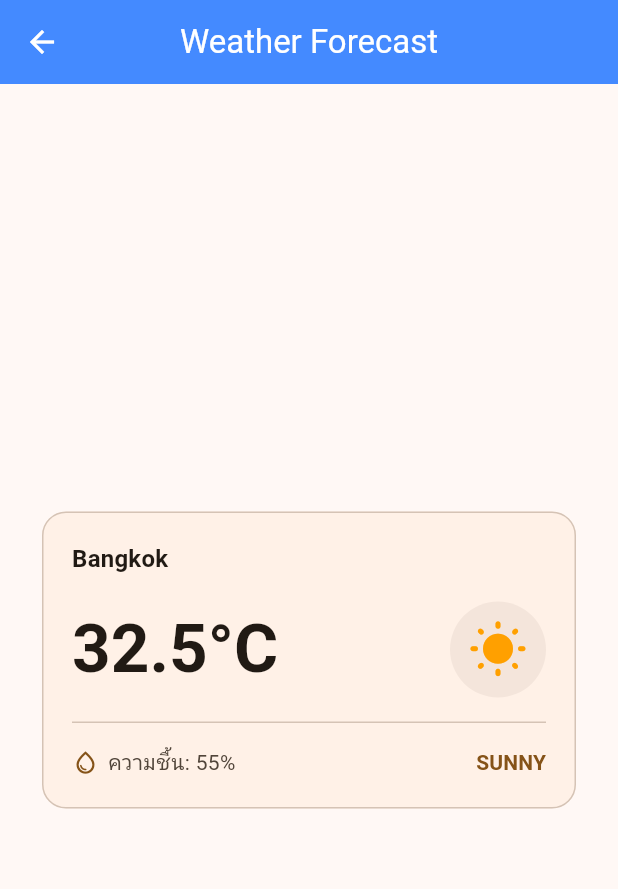
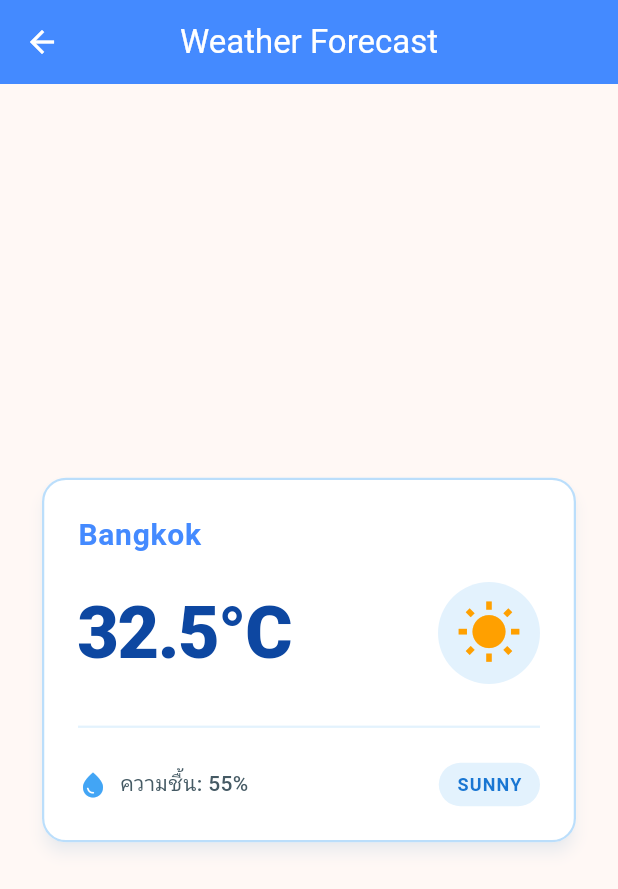
Before and after one commit to PetchAuisui/week01-flutter-intro-67030351, a Flutter app: the WeatherPage screen opened directly, on a phone screen of 412 x 824 dp. Shown: the top 889 px of the screen. Run offline on Flutter 3.47's test engine with Material 3 defaults, Android fonts, the phone set to English and light mode, and no system bars; our stand-ins replace flutter_markdown.

Commit message:
Weather-Detail-prompt

```diff
--- a/lib/pages/weather_page.dart
+++ b/lib/pages/weather_page.dart
@@ -1,16 +1,14 @@
 import 'package:flutter/material.dart';
 
-/// WeatherCard - StatelessWidget แสดงข้อมูลสภาพอากาศด้วย Material 3
 class WeatherCard extends StatelessWidget {
-  // ประกาศตัวแปรรับค่าผ่าน Constructor (Read-Only)
-  final String cityName;
+  final String city;
   final double temperature;
-  final String condition; // 'sunny', 'cloudy', หรือ 'rainy'
-  final double humidity;
+  final String condition;
+  final int humidity;
 
   const WeatherCard({
     super.key,
-    required this.cityName,
+    required this.city,
     required this.temperature,
     required this.condition,
     required this.humidity,
@@ -18,105 +16,111 @@ class WeatherCard extends StatelessWidget {
 
   @override
   Widget build(BuildContext context) {
-    final theme = Theme.of(context);
-    final colorScheme = theme.colorScheme;
-
-    // กำหนดรายละเอียดไอคอนตามประเภทสภาพอากาศ
     IconData weatherIcon;
     Color iconColor;
 
     switch (condition.toLowerCase()) {
       case 'sunny':
-        weatherIcon = Icons.wb_sunny_rounded;
+        weatherIcon = Icons.wb_sunny;
         iconColor = Colors.amber.shade700;
         break;
       case 'cloudy':
-        weatherIcon = Icons.wb_cloudy_rounded;
-        iconColor = Colors.blueGrey.shade500;
+        weatherIcon = Icons.cloud;
+        iconColor = Colors.blueGrey.shade400;
         break;
       case 'rainy':
-        weatherIcon = Icons.umbrella_rounded;
+        weatherIcon = Icons.water_drop;
         iconColor = Colors.blue.shade600;
         break;
       default:
-        weatherIcon = Icons.help_outline_rounded;
-        iconColor = colorScheme.onSurfaceVariant;
+        weatherIcon = Icons.help_outline;
+        iconColor = Colors.grey;
     }
 
     return Card(
-      elevation: 0, // สไตล์ Material 3 นิยมลดการใช้เงาหนาและใช้ขอบแทน
+      elevation: 4,
+      shadowColor: Colors.blue.withOpacity(0.15),
       shape: RoundedRectangleBorder(
-        side: BorderSide(color: colorScheme.outlineVariant, width: 1.0),
-        borderRadius: BorderRadius.circular(16.0), // ขอบโค้งสไตล์ M3
+        borderRadius: BorderRadius.circular(16.0),
+        side: BorderSide(color: Colors.blue.shade100, width: 1.5),
       ),
-      color: colorScheme.surfaceContainerLow,
+      color: Colors.white,
       child: Padding(
-        padding: const EdgeInsets.all(20.0),
+        padding: const EdgeInsets.all(24.0),
         child: Column(
           mainAxisSize: MainAxisSize.min,
           crossAxisAlignment: CrossAxisAlignment.start,
           children: [
-            // 1. ชื่อเมือง
             Text(
-              cityName,
-              style: theme.textTheme.titleMedium?.copyWith(
+              city,
+              style: const TextStyle(
+                fontSize: 20,
                 fontWeight: FontWeight.bold,
-                color: colorScheme.onSurface,
+                color: Colors.blueAccent,
+                letterSpacing: 0.5,
               ),
             ),
             const SizedBox(height: 16),
-
-            // 2. แถวแสดงอุณหภูมิและไอคอน
             Row(
               mainAxisAlignment: MainAxisAlignment.spaceBetween,
               children: [
                 Text(
                   '${temperature.toStringAsFixed(1)}°C',
-                  style: theme.textTheme.displayMedium?.copyWith(
-                    fontWeight: FontWeight.w600,
-                    color: colorScheme.onSurface,
+                  style: TextStyle(
+                    fontSize: 48,
+                    fontWeight: FontWeight.w800,
+                    color: Colors.blue.shade900,
+                    letterSpacing: -1,
                   ),
                 ),
                 Container(
                   padding: const EdgeInsets.all(12),
                   decoration: BoxDecoration(
-                    color: colorScheme.surfaceContainerHigh,
+                    color: Colors.blue.shade50,
                     shape: BoxShape.circle,
                   ),
-                  child: Icon(weatherIcon, size: 40, color: iconColor),
+                  child: Icon(weatherIcon, size: 44, color: iconColor),
                 ),
               ],
             ),
+            const SizedBox(height: 20),
+            Divider(color: Colors.blue.shade50, thickness: 1.5),
             const SizedBox(height: 16),
-
-            Divider(color: colorScheme.outlineVariant, height: 1),
-            const SizedBox(height: 16),
-
-            // 3. แถวข้อมูลความชื้นและข้อมูลสรุป
             Row(
               mainAxisAlignment: MainAxisAlignment.spaceBetween,
               children: [
                 Row(
                   children: [
                     Icon(
-                      Icons.water_drop_outlined,
-                      size: 18,
-                      color: colorScheme.primary,
+                      Icons.water_drop,
+                      size: 20,
+                      color: Colors.blue.shade400,
                     ),
-                    const SizedBox(width: 6),
+                    const SizedBox(width: 8),
                     Text(
-                      'ความชื้น: ${humidity.toStringAsFixed(0)}%',
-                      style: theme.textTheme.bodyMedium?.copyWith(
-                        color: colorScheme.onSurfaceVariant,
+                      'ความชื้น: $humidity%',
+                      style: TextStyle(
+                        fontSize: 14,
+                        fontWeight: FontWeight.w500,
+                        color: Colors.blueGrey.shade700,
                       ),
                     ),
                   ],
                 ),
-                Text(
-                  condition.toUpperCase(),
-                  style: theme.textTheme.labelLarge?.copyWith(
-                    fontWeight: FontWeight.bold,
-                    color: colorScheme.primary,
+                Container(
+                  padding: const EdgeInsets.symmetric(horizontal: 12, vertical: 6),
+                  decoration: BoxDecoration(
+                    color: Colors.blue.shade50,
+                    borderRadius: BorderRadius.circular(20),
+                  ),
+                  child: Text(
+                    condition.toUpperCase(),
+                    style: TextStyle(
+                      fontSize: 12,
+                      fontWeight: FontWeight.bold,
+                      color: Colors.blue.shade700,
+                      letterSpacing: 0.8,
+                    ),
                   ),
                 ),
               ],
@@ -144,10 +148,10 @@ class WeatherPage extends StatelessWidget {
         child: Padding(
           padding: EdgeInsets.all(24.0),
           child: WeatherCard(
-            cityName: 'Bangkok',
+            city: 'Bangkok',
             temperature: 32.5,
             condition: 'sunny',
-            humidity: 55.0,
+            humidity: 55,
           ),
         ),
       ),
```
